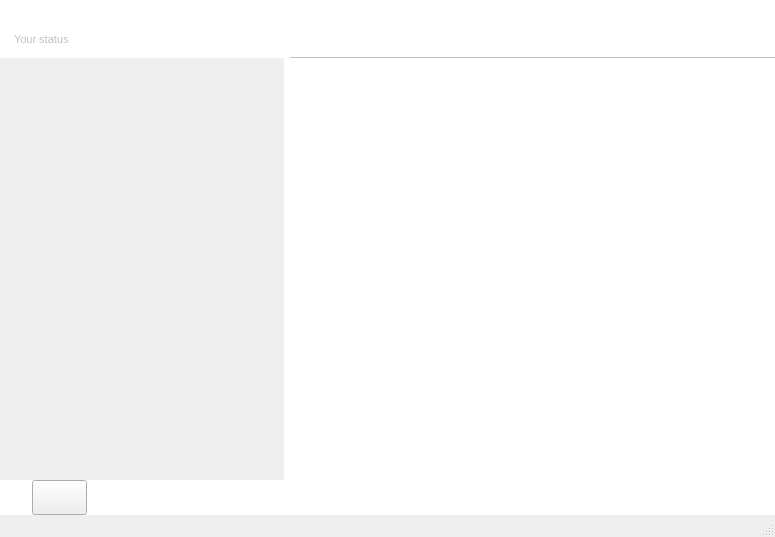
Before: the Qt Designer form src/mainwindow.ui in qTox/qTox, drawn with Qt 5.
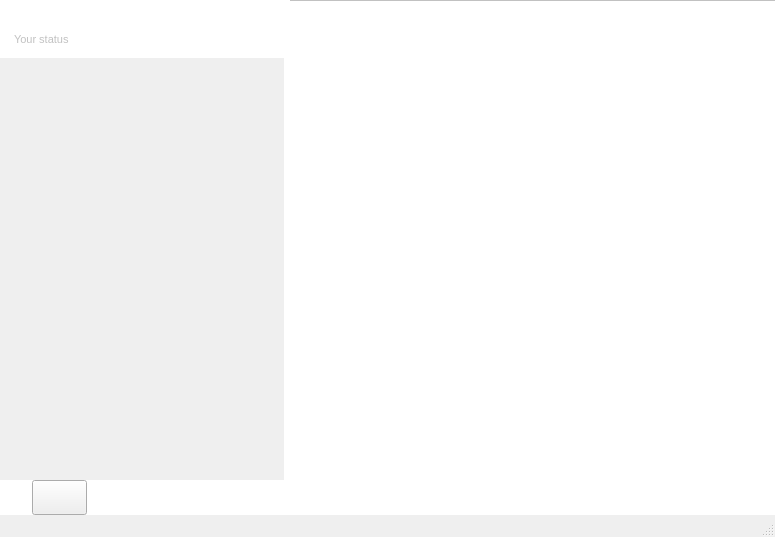
After: the same form once the commit is applied. Icons and pictures are not drawn. Custom widgets are drawn as their Qt base class.

Commit message: removing spacing from microphone layout

The edit to the form file:
```diff
--- a/src/mainwindow.ui
+++ b/src/mainwindow.ui
@@ -1665,7 +1665,7 @@
           <property name="minimumSize">
            <size>
             <width>0</width>
-            <height>57</height>
+            <height>0</height>
            </size>
           </property>
           <property name="maximumSize">
```
Left out of the diff: 4 changed lines with no effect on the pictures. The commit also changes 1 other file.
